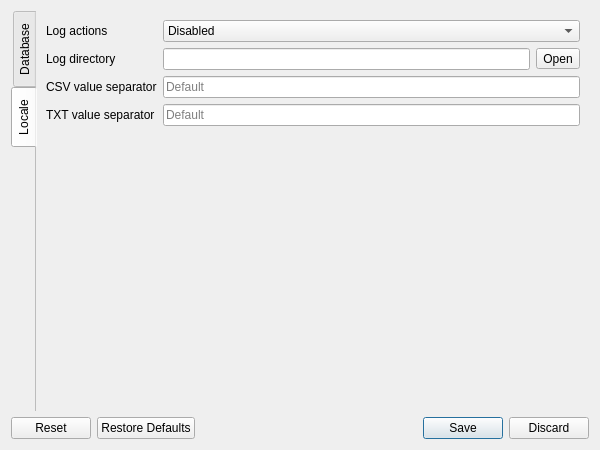
Before: the Qt Designer form settingsdialog.ui in Kuszki/EW-Database, drawn with Qt 5.
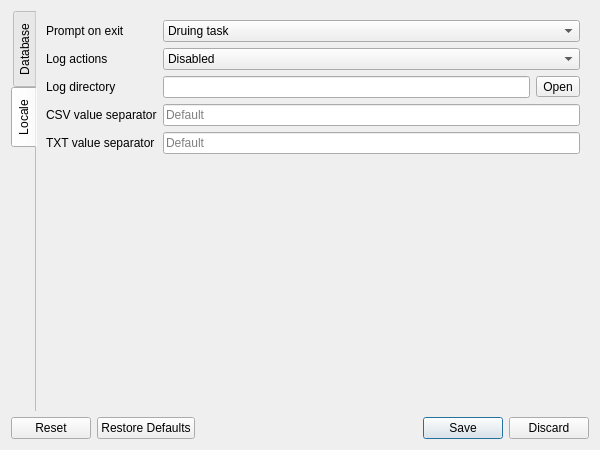
After: the same form once the commit is applied. The open tabs and pages were chosen to show the change. Icons and pictures are not drawn.

Commit message: Add exit prompt

Patch:
```diff
--- a/settingsdialog.ui
+++ b/settingsdialog.ui
@@ -129,7 +129,7 @@
        <string>Locale</string>
       </attribute>
       <layout class="QGridLayout" name="gridLayout_3">
-       <item row="1" column="1">
+       <item row="2" column="1">
         <layout class="QHBoxLayout" name="horizontalLayout">
          <item>
           <widget class="QLineEdit" name="logdirEdit">
@@ -151,69 +151,7 @@
          </item>
         </layout>
        </item>
-       <item row="2" column="0">
-        <widget class="QLabel" name="csvLabel">
-         <property name="text">
-          <string>CSV value separator</string>
-         </property>
-         <property name="buddy">
-          <cstring>csvSep</cstring>
-         </property>
-        </widget>
-       </item>
-       <item row="1" column="0">
-        <widget class="QLabel" name="logdirLabel">
-         <property name="text">
-          <string>Log directory</string>
-         </property>
-        </widget>
-       </item>
-       <item row="0" column="1">
-        <widget class="QComboBox" name="logCombo">
-         <item>
-          <property name="text">
-           <string>Disabled</string>
-          </property>
-         </item>
-         <item>
-          <property name="text">
-           <string>Enabled</string>
-          </property>
-         </item>
-        </widget>
-       </item>
-       <item row="3" column="0">
-        <widget class="QLabel" name="txtLabel">
-         <property name="text">
-          <string>TXT value separator</string>
-         </property>
-         <property name="buddy">
-          <cstring>txtSep</cstring>
-         </property>
-        </widget>
-       </item>
-       <item row="0" column="0">
-        <widget class="QLabel" name="logLabel">
-         <property name="text">
-          <string>Log actions</string>
-         </property>
-        </widget>
-       </item>
-       <item row="3" column="1">
-        <widget class="QLineEdit" name="txtSep">
-         <property name="placeholderText">
-          <string>Default</string>
-         </property>
-        </widget>
-       </item>
-       <item row="2" column="1">
-        <widget class="QLineEdit" name="csvSep">
-         <property name="placeholderText">
-          <string>Default</string>
-         </property>
-        </widget>
-       </item>
-       <item row="4" column="0" colspan="2">
+       <item row="5" column="0" colspan="2">
         <spacer name="verticalSpacer">
          <property name="orientation">
           <enum>Qt::Vertical</enum>
@@ -226,6 +164,99 @@
          </property>
         </spacer>
        </item>
+       <item row="1" column="0">
+        <widget class="QLabel" name="logLabel">
+         <property name="text">
+          <string>Log actions</string>
+         </property>
+        </widget>
+       </item>
+       <item row="3" column="0">
+        <widget class="QLabel" name="csvLabel">
+         <property name="text">
+          <string>CSV value separator</string>
+         </property>
+         <property name="buddy">
+          <cstring>csvSep</cstring>
+         </property>
+        </widget>
+       </item>
+       <item row="3" column="1">
+        <widget class="QLineEdit" name="csvSep">
+         <property name="placeholderText">
+          <string>Default</string>
+         </property>
+        </widget>
+       </item>
+       <item row="2" column="0">
+        <widget class="QLabel" name="logdirLabel">
+         <property name="text">
+          <string>Log directory</string>
+         </property>
+        </widget>
+       </item>
+       <item row="4" column="0">
+        <widget class="QLabel" name="txtLabel">
+         <property name="text">
+          <string>TXT value separator</string>
+         </property>
+         <property name="buddy">
+          <cstring>txtSep</cstring>
+         </property>
+        </widget>
+       </item>
+       <item row="1" column="1">
+        <widget class="QComboBox" name="logCombo">
+         <item>
+          <property name="text">
+           <string>Disabled</string>
+          </property>
+         </item>
+         <item>
+          <property name="text">
+           <string>Enabled</string>
+          </property>
+         </item>
+        </widget>
+       </item>
+       <item row="4" column="1">
+        <widget class="QLineEdit" name="txtSep">
+         <property name="placeholderText">
+          <string>Default</string>
+         </property>
+        </widget>
+       </item>
+       <item row="0" column="1">
+        <widget class="QComboBox" name="promptCombo">
+         <item>
+          <property name="text">
+           <string>Druing task</string>
+          </property>
+         </item>
+         <item>
+          <property name="text">
+           <string>When connected</string>
+          </property>
+         </item>
+         <item>
+          <property name="text">
+           <string>Always</string>
+          </property>
+         </item>
+         <item>
+          <property name="text">
+           <string>Never</string>
+          </property>
+         </item>
+        </widget>
+       </item>
+       <item row="0" column="0">
+        <widget class="QLabel" name="promptLabel">
+         <property name="text">
+          <string>Prompt on exit</string>
+         </property>
+        </widget>
+       </item>
       </layout>
      </widget>
     </widget>
```
Left out of the diff: 2 changed lines with no effect on the pictures. The commit also changes 4 other files.
